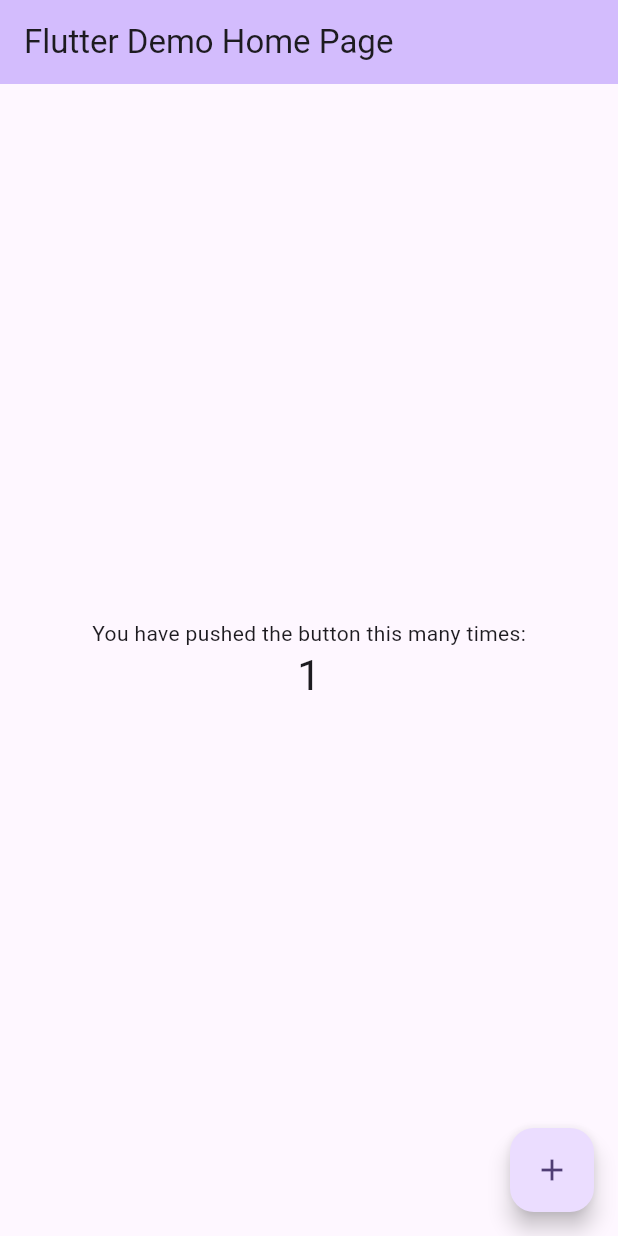
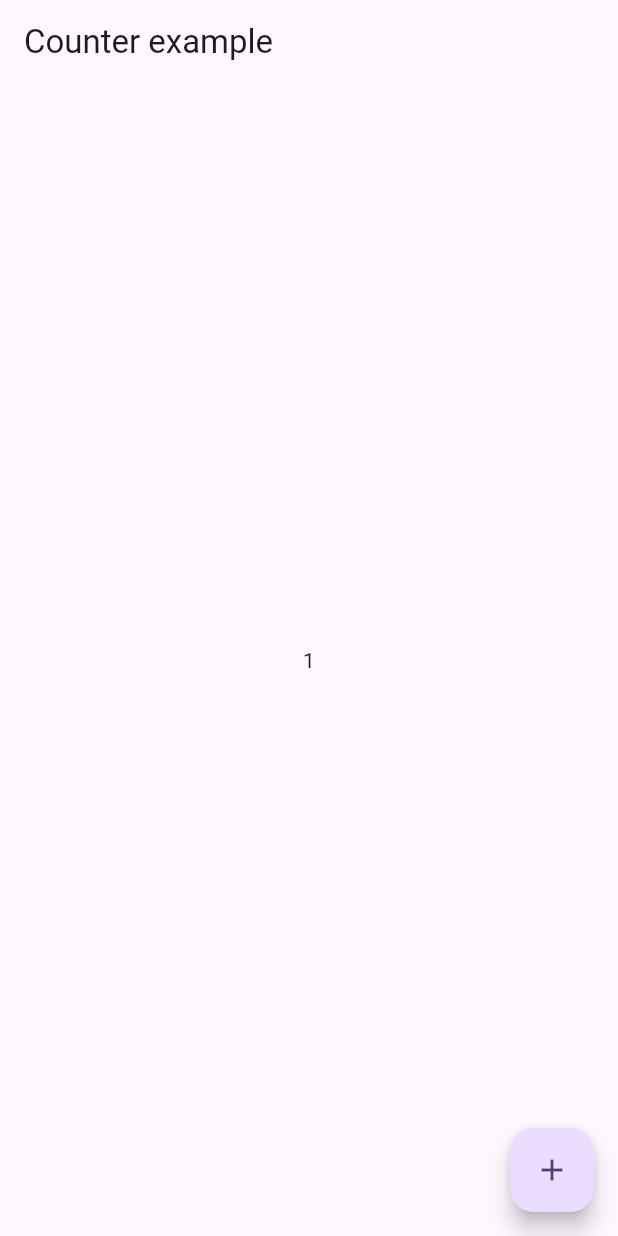
Before and after one commit to fish-tech-ai/style_me_app, a Flutter app: the screen it shows after launch, after a tap on the "add" icon, on a phone screen of 412 x 824 dp. Run offline on Flutter 3.47's test engine with Material 3 defaults, Android fonts, the phone set to English and light mode, and no system bars; our stand-ins replace chopper, flutter_riverpod, get_it, go_router, riverpod_annotation; generated files the repository leaves out were written again.

```diff
--- a/analysis_options.yaml
+++ b/analysis_options.yaml
@@ -9,6 +9,9 @@
 # packages, and plugins designed to encourage good coding practices.
 include: package:flutter_lints/flutter.yaml
 
+analyzer:
+  plugins:
+    - custom_lint
 linter:
   # The lint rules applied to this project can be customized in the
   # section below to disable rules from the `package:flutter_lints/flutter.yaml`
--- /dev/null
+++ b/lib/core/dependency_injection/get_it.dart
@@ -0,0 +1,13 @@
+import 'package:get_it/get_it.dart';
+import 'package:style_me/core/navigation/go_router.dart';
+import 'package:style_me/core/network/chopper.dart';
+
+final getIt = GetIt.instance;
+
+class GetItManager {
+  static void setupGetIt() {
+    getIt.registerLazySingleton(() => router);
+
+    getIt.registerLazySingleton(() => ChopperManager.createClient());
+  }
+}
--- /dev/null
+++ b/lib/core/navigation/app_page.dart
@@ -0,0 +1,5 @@
+enum AppPage {
+  homePage("/");
+
+  const AppPage(String path);
+}
--- /dev/null
+++ b/lib/core/navigation/go_router.dart
@@ -0,0 +1,11 @@
+import 'package:go_router/go_router.dart';
+import 'package:style_me/features/home/presentation/home_page.dart';
+
+final router = GoRouter(
+  routes: [
+    GoRoute(
+      path: '/',
+      builder: (context, state) => const HomePage(),
+    ),
+  ],
+);
--- /dev/null
+++ b/lib/core/style_me_app.dart
@@ -0,0 +1,19 @@
+import 'package:flutter/material.dart';
+import 'package:go_router/go_router.dart';
+import 'package:style_me/core/dependency_injection/get_it.dart';
+
+class StyleMeApp extends StatelessWidget {
+  const StyleMeApp({super.key});
+
+  @override
+  Widget build(BuildContext context) {
+    return MaterialApp.router(
+      routerConfig: getIt<GoRouter>(),
+      title: 'StyleMe',
+      theme: ThemeData(
+        colorScheme: ColorScheme.fromSeed(seedColor: Colors.deepPurple),
+        useMaterial3: true,
+      ),
+    );
+  }
+}
--- /dev/null
+++ b/lib/features/home/presentation/home_page.dart
@@ -0,0 +1,31 @@
+import 'package:flutter/material.dart';
+import 'package:flutter_riverpod/flutter_riverpod.dart';
+import 'package:riverpod_annotation/riverpod_annotation.dart';
+
+part 'home_page.g.dart';
+
+@riverpod
+class Counter extends _$Counter {
+  @override
+  int build() => 0;
+
+  void increment() => state++;
+}
+
+class HomePage extends ConsumerWidget {
+  const HomePage({super.key});
+
+  @override
+  Widget build(BuildContext context, WidgetRef ref) {
+    return Scaffold(
+      appBar: AppBar(title: const Text('Counter example')),
+      body: Center(
+        child: Text('${ref.watch(counterProvider)}'),
+      ),
+      floatingActionButton: FloatingActionButton(
+        onPressed: () => ref.read(counterProvider.notifier).increment(),
+        child: const Icon(Icons.add),
+      ),
+    );
+  }
+}
--- a/lib/main.dart
+++ b/lib/main.dart
@@ -1,68 +1,11 @@
 import 'package:flutter/material.dart';
+import 'package:flutter_riverpod/flutter_riverpod.dart';
+import 'package:style_me/core/style_me_app.dart';
+import 'core/dependency_injection/get_it.dart';
 
-void main() {
-  runApp(const MyApp());
+void main() async {
+  GetItManager.setupGetIt();
+  await getIt.allReady();
+
+  runApp(const ProviderScope(child: StyleMeApp()));
 }
-
-class MyApp extends StatelessWidget {
-  const MyApp({super.key});
-
-  @override
-  Widget build(BuildContext context) {
-    return MaterialApp(
-      title: 'Flutter Demo',
-      theme: ThemeData(
-        colorScheme: ColorScheme.fromSeed(seedColor: Colors.deepPurple),
-        useMaterial3: true,
-      ),
-      home: const MyHomePage(title: 'Flutter Demo Home Page'),
-    );
-  }
-}
-
-class MyHomePage extends StatefulWidget {
-  const MyHomePage({super.key, required this.title});
-  final String title;
-
-  @override
-  State<MyHomePage> createState() => _MyHomePageState();
-}
-
-class _MyHomePageState extends State<MyHomePage> {
-  int _counter = 0;
-
-  void _incrementCounter() {
-    setState(() {
-      _counter++;
-    });
-  }
-
-  @override
-  Widget build(BuildContext context) {
-    return Scaffold(
-      appBar: AppBar(
-        backgroundColor: Theme.of(context).colorScheme.inversePrimary,
-        title: Text(widget.title),
-      ),
-      body: Center(
-        child: Column(
-          mainAxisAlignment: MainAxisAlignment.center,
-          children: <Widget>[
-            const Text(
-              'You have pushed the button this many times:',
-            ),
-            Text(
-              '$_counter',
-              style: Theme.of(context).textTheme.headlineMedium,
-            ),
-          ],
-        ),
-      ),
-      floatingActionButton: FloatingActionButton(
-        onPressed: _incrementCounter,
-        tooltip: 'Increment',
-        child: const Icon(Icons.add),
-      ),
-    );
-  }
-}
```
Also changed, not shown: lib/core/network/chopper.dart (added, +12 -0 lines), lib/core/network/services/app_service.dart (added, +10 -0 lines), pubspec.yaml (+15 -1 lines), pubspec.lock, 2 other files.
